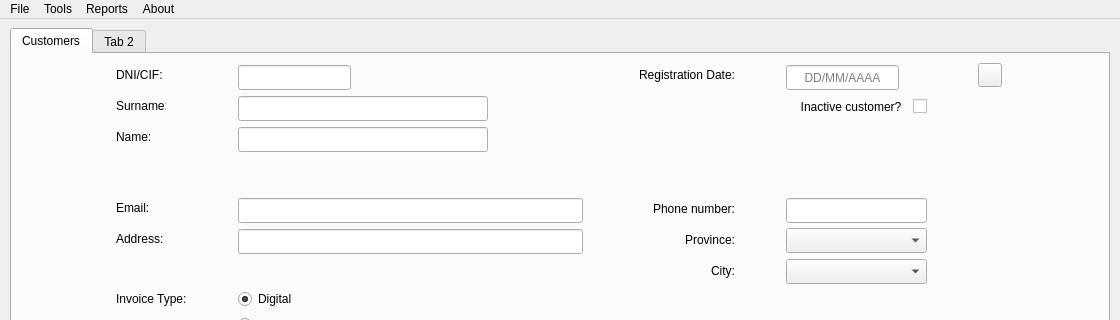
This is templates/window.ui in MMSS99/DI_Proyecto as Qt 5 draws it before an edit; both pictures show x 0 to 1120 and y 0 to 320 of the 1120 by 892 pixel window. The edited form follows.
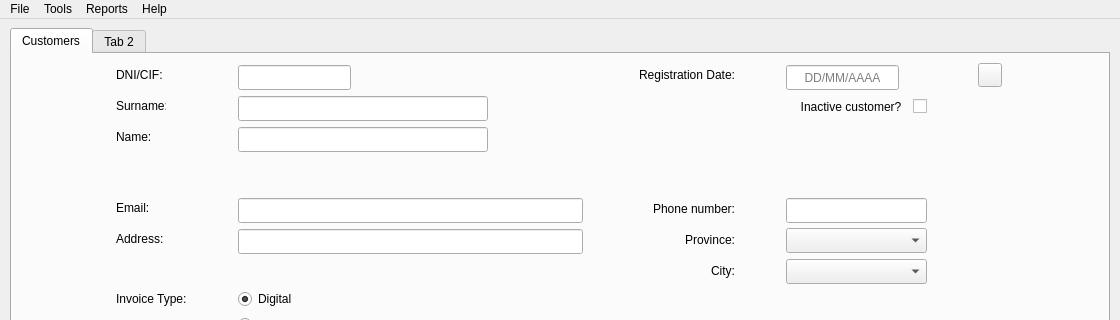
This is the edited form. Icons and pictures are not drawn.

Patch:
```diff
--- a/templates/window.ui
+++ b/templates/window.ui
@@ -661,7 +661,7 @@
    </widget>
    <widget class="QMenu" name="menuAbout">
     <property name="title">
-     <string>About</string>
+     <string>Help</string>
     </property>
    </widget>
    <addaction name="menuFile"/>
```
Left out of the diff: 6 changed lines with no effect on the pictures.
